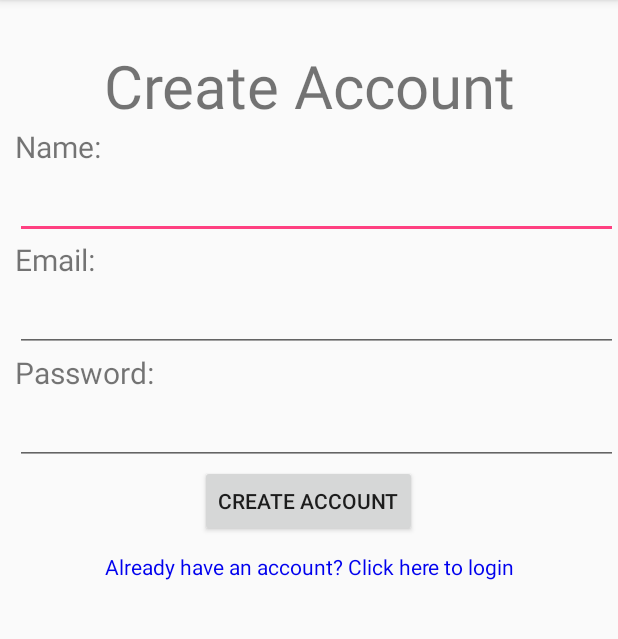
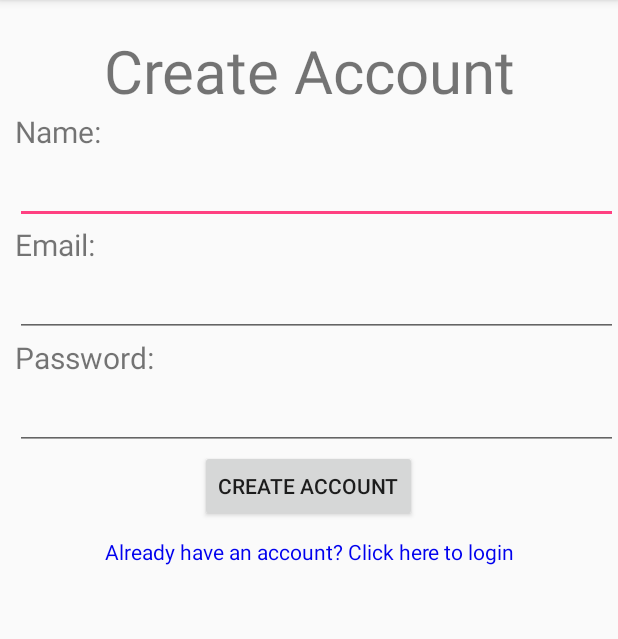
Before and after one commit to pmh192/Tourneynizer, an Android app: the screen it shows after launch (RegisterActivity), on a phone screen of 412 x 824 dp, the part 84-723 px from its top. Run offline under Robolectric (Android 15) with nearby library versions, the phone set to English and light mode, and no system bars.

Commit message:
Made final touches to activity

```diff
--- a/android/app/src/main/AndroidManifest.xml
+++ b/android/app/src/main/AndroidManifest.xml
@@ -12,7 +12,6 @@
         <activity android:name=".RegisterActivity">
             <intent-filter>
                 <action android:name="android.intent.action.MAIN" />
-
                 <category android:name="android.intent.category.LAUNCHER" />
             </intent-filter>
         </activity>
--- a/android/app/src/main/res/layout/activity_register.xml
+++ b/android/app/src/main/res/layout/activity_register.xml
@@ -9,7 +9,7 @@
         android:layout_height="wrap_content"
         android:text="@string/createAccount"
         android:textAlignment="center"
-        android:layout_marginTop="30dp"
+        android:layout_marginTop="20dp"
         android:textSize="40sp"/>
 
     <TextView
@@ -22,7 +22,6 @@
     <EditText
         android:layout_width="match_parent"
         android:layout_height="wrap_content"
-        android:inputType="textEmailAddress"
         android:layout_marginStart="10dp"
         android:textSize="20sp"
         android:id="@+id/name"
```
